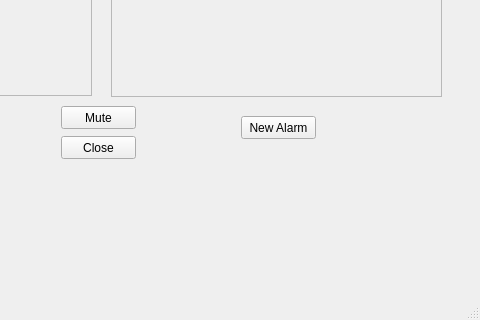
Before: the Qt Designer form Lab 2/untitled/mainwindow.ui in Afohtim/OOP-oof-, drawn with Qt 5; both pictures show x 329 to 809 and y 171 to 491 of the 809 by 491 pixel window.
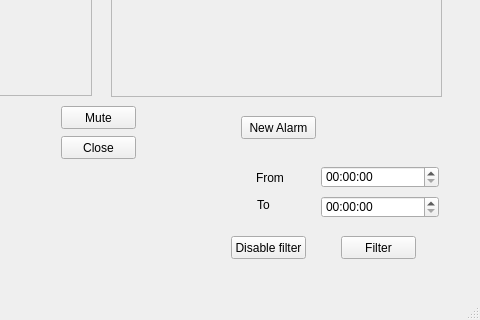
After: the same form once the commit is applied.

Commit message: v1.0, added filter for alarms

Patch:
```diff
--- a/Lab 2/untitled/mainwindow.ui
+++ b/Lab 2/untitled/mainwindow.ui
@@ -174,6 +174,78 @@
      <string>Stop all from group</string>
     </property>
    </widget>
+   <widget class="QTimeEdit" name="fromAlarm">
+    <property name="geometry">
+     <rect>
+      <x>650</x>
+      <y>320</y>
+      <width>118</width>
+      <height>22</height>
+     </rect>
+    </property>
+   </widget>
+   <widget class="QTimeEdit" name="toAlarm">
+    <property name="geometry">
+     <rect>
+      <x>650</x>
+      <y>350</y>
+      <width>118</width>
+      <height>22</height>
+     </rect>
+    </property>
+   </widget>
+   <widget class="QPushButton" name="alarmFilterButton">
+    <property name="geometry">
+     <rect>
+      <x>670</x>
+      <y>390</y>
+      <width>75</width>
+      <height>23</height>
+     </rect>
+    </property>
+    <property name="text">
+     <string>Filter</string>
+    </property>
+   </widget>
+   <widget class="QPushButton" name="alarmFilterDisableButton">
+    <property name="geometry">
+     <rect>
+      <x>560</x>
+      <y>390</y>
+      <width>75</width>
+      <height>23</height>
+     </rect>
+    </property>
+    <property name="text">
+     <string>Disable filter</string>
+    </property>
+   </widget>
+   <widget class="QLabel" name="label_3">
+    <property name="geometry">
+     <rect>
+      <x>585</x>
+      <y>325</y>
+      <width>47</width>
+      <height>13</height>
+     </rect>
+    </property>
+    <property name="text">
+     <string>From</string>
+    </property>
+   </widget>
+   <widget class="QLabel" name="label_4">
+    <property name="geometry">
+     <rect>
+      <x>586</x>
+      <y>352</y>
+      <width>47</width>
+      <height>13</height>
+     </rect>
+    </property>
+    <property name="text">
+     <string>To</string>
+    </property>
+   </widget>
   </widget>
   <widget class="QMenuBar" name="menuBar">
    <property name="geometry">
```
The commit also changes 12 other files.
